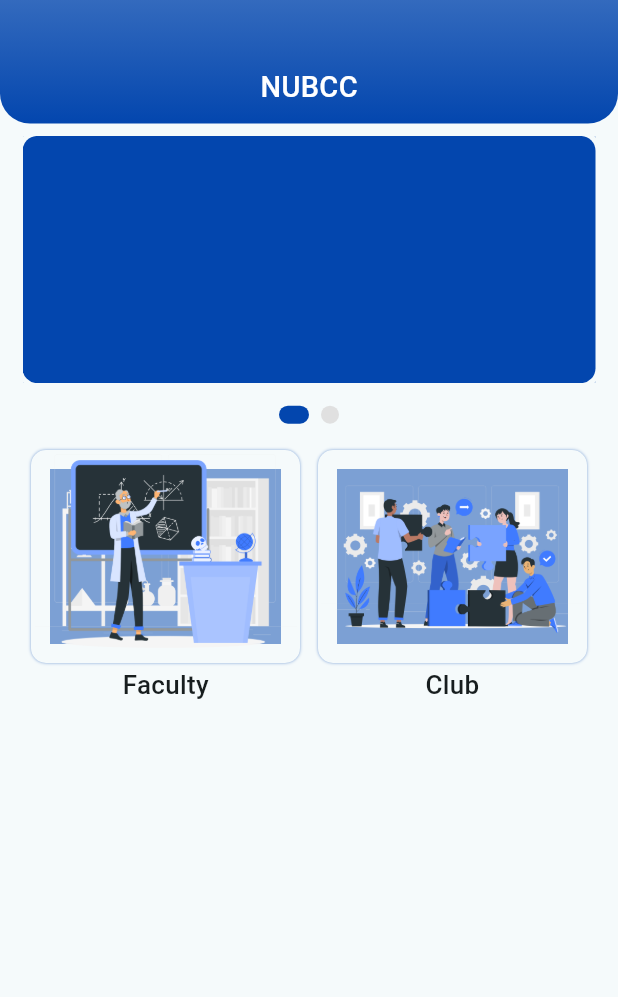
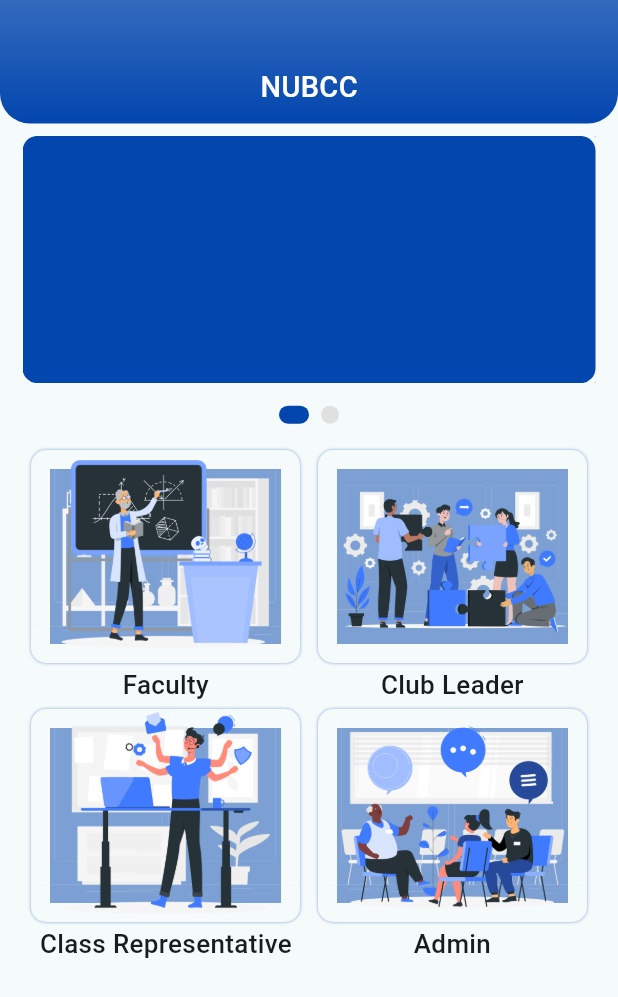
Before and after one commit to Tanjid470/nubcc, a Flutter app: the HomeScreen screen opened by its route, on a phone screen of 412 x 824 dp. Shown: the top 997 px of the screen. Run offline on Flutter 3.47's test engine with Material 3 defaults, Android fonts, the phone set to English and light mode, and no system bars; drawn by our look-alikes of carousel_slider; our stand-ins replace flutter_smart_dialog, get, loading_animation_widget, shared_preferences; missing offline and left inert: gsheets; accounts and stored records are empty; key blocks and very long unbroken strings in the code were emptied for the run.

Commit message:
add admin and CR card

```diff
--- a/lib/module/home/view/home_screen.dart
+++ b/lib/module/home/view/home_screen.dart
@@ -98,11 +98,21 @@ class _HomeScreenState extends State<HomeScreen> {
               ),
             ],
           ),
-          Row(
+          Column(
             children: [
-              CategoryCard(image: AppImages.facultyImage, title: 'Faculty', onTap: () => Get.toNamed(Routes.teacherView)),
-              CategoryCard(image: AppImages.club, title: 'Club', onTap: () {}),
-              //CategoryCard(image: AppImages.admin, title: 'Admin', onTap: () {}),
+              Row(
+                children: [
+                  CategoryCard(image: AppImages.facultyImage, title: 'Faculty', onTap: () => Get.toNamed(Routes.teacherView)),
+                  CategoryCard(image: AppImages.club, title: 'Club Leader', onTap: () {}),
+                ],
+              ),
+              Row(
+                children: [
+                  CategoryCard(image: AppImages.cr, title: 'Class Representative', onTap: () {}),
+                  CategoryCard(image: AppImages.admin, title: 'Admin', onTap: () {}),
+
+                ],
+              ),
             ],
           )
         ],
```
